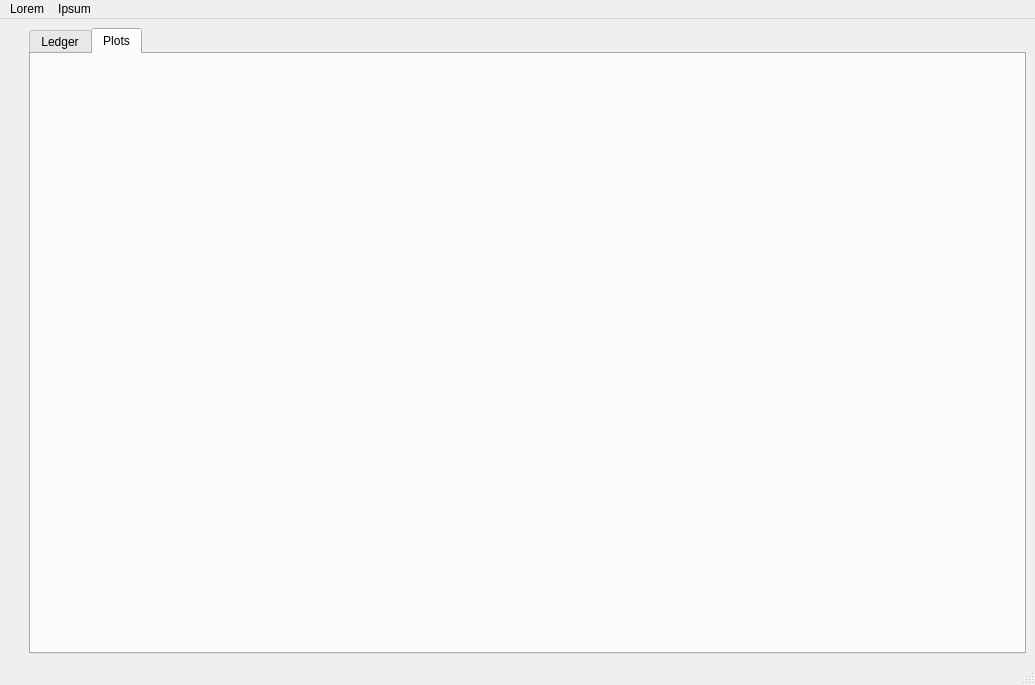
This is piggy_bank/ui/main_window.ui in pbertoni89/piggy-bank as Qt 5 draws it before an edit. The edited form follows.
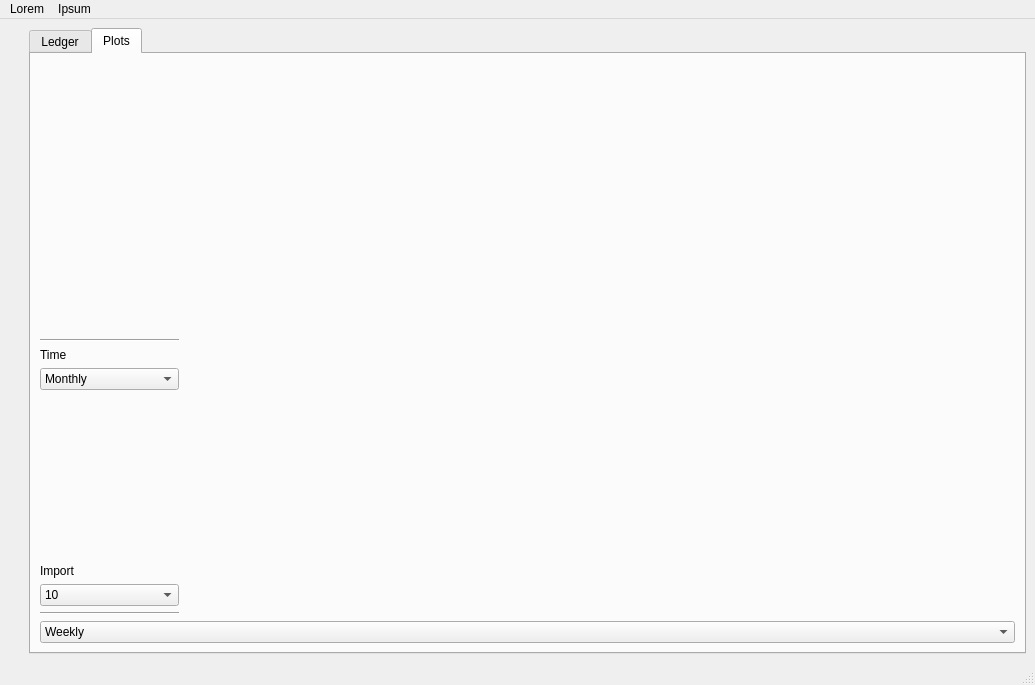
This is the edited form. The open tabs and pages were chosen to show the change.

Commit message: New Plots tab with Line, Hists, Candles. Bugfixed blacklist loading and minor stuff

```diff
--- a/piggy_bank/ui/main_window.ui
+++ b/piggy_bank/ui/main_window.ui
@@ -90,7 +90,162 @@
        <attribute name="title">
         <string>Plots</string>
        </attribute>
-       <layout class="QVBoxLayout" name="verticalLayout"/>
+       <layout class="QVBoxLayout" name="verticalLayout" stretch="1,1,1">
+        <item>
+         <layout class="QHBoxLayout" name="qhl_plots_lines" stretch="1,6">
+          <item>
+           <layout class="QVBoxLayout" name="qvl_plots_lines_cntrl"/>
+          </item>
+          <item>
+           <layout class="QHBoxLayout" name="qhl_plots_line"/>
+          </item>
+         </layout>
+        </item>
+        <item>
+         <layout class="QHBoxLayout" name="qhl_plots_histograms" stretch="1,3,3">
+          <item>
+           <layout class="QVBoxLayout" name="qvl_plots_histograms_cntrl">
+            <item>
+             <widget class="Line" name="line_3">
+              <property name="orientation">
+               <enum>Qt::Orientation::Horizontal</enum>
+              </property>
+             </widget>
+            </item>
+            <item>
+             <widget class="QLabel" name="label">
+              <property name="text">
+               <string>Time</string>
+              </property>
+             </widget>
+            </item>
+            <item>
+             <widget class="QComboBox" name="qcb_plots_histograms_time">
+              <property name="currentIndex">
+               <number>1</number>
+              </property>
+              <item>
+               <property name="text">
+                <string>Weekly</string>
+               </property>
+              </item>
+              <item>
+               <property name="text">
+                <string>Monthly</string>
+               </property>
+              </item>
+              <item>
+               <property name="text">
+                <string>Yearly</string>
+               </property>
+              </item>
+             </widget>
+            </item>
+            <item>
+             <spacer name="verticalSpacer_2">
+              <property name="orientation">
+               <enum>Qt::Orientation::Vertical</enum>
+              </property>
+              <property name="sizeHint" stdset="0">
+               <size>
+                <width>20</width>
+                <height>40</height>
+               </size>
+              </property>
+             </spacer>
+            </item>
+            <item>
+             <widget class="QLabel" name="label_2">
+              <property name="text">
+               <string>Import</string>
+              </property>
+             </widget>
+            </item>
+            <item>
+             <widget class="QComboBox" name="qcb_plots_histograms_import">
+              <property name="currentText">
+               <string>1000</string>
+              </property>
+              <item>
+               <property name="text">
+                <string>10</string>
+               </property>
+              </item>
+              <item>
+               <property name="text">
+                <string>50</string>
+               </property>
+              </item>
+              <item>
+               <property name="text">
+                <string>100</string>
+               </property>
+              </item>
+              <item>
+               <property name="text">
+                <string>200</string>
+               </property>
+              </item>
+              <item>
+               <property name="text">
+                <string>500</string>
+               </property>
+              </item>
+              <item>
+               <property name="text">
+                <string>1000</string>
+               </property>
+              </item>
+             </widget>
+            </item>
+            <item>
+             <widget class="Line" name="line_4">
+              <property name="orientation">
+               <enum>Qt::Orientation::Horizontal</enum>
+              </property>
+             </widget>
+            </item>
+           </layout>
+          </item>
+          <item>
+           <layout class="QVBoxLayout" name="qhl_plots_histograms_import"/>
+          </item>
+          <item>
+           <layout class="QVBoxLayout" name="qhl_plots_histograms_time"/>
+          </item>
+         </layout>
+        </item>
+        <item>
+         <layout class="QHBoxLayout" name="qhl_plots_candles" stretch="1,6">
+          <item>
+           <layout class="QVBoxLayout" name="qvl_plots_candles_cntrl">
+            <item>
+             <widget class="QComboBox" name="qcb_plots_candles_time">
+              <item>
+               <property name="text">
+                <string>Weekly</string>
+               </property>
+              </item>
+              <item>
+               <property name="text">
+                <string>Monthly</string>
+               </property>
+              </item>
+              <item>
+               <property name="text">
+                <string>Yearly</string>
+               </property>
+              </item>
+             </widget>
+            </item>
+           </layout>
+          </item>
+          <item>
+           <layout class="QHBoxLayout" name="qhl_plots_candles_plot"/>
+          </item>
+         </layout>
+        </item>
+       </layout>
       </widget>
      </widget>
     </item>
```
Left out of the diff: 5 changed lines with no effect on the pictures. The commit also changes 3 other files.
